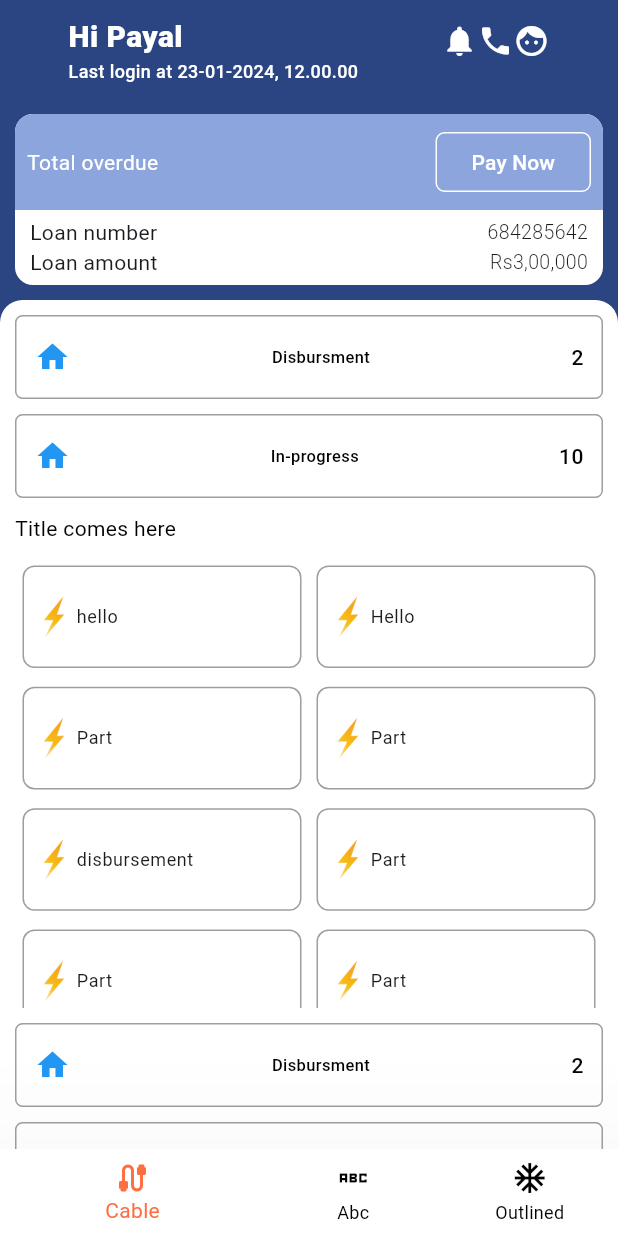
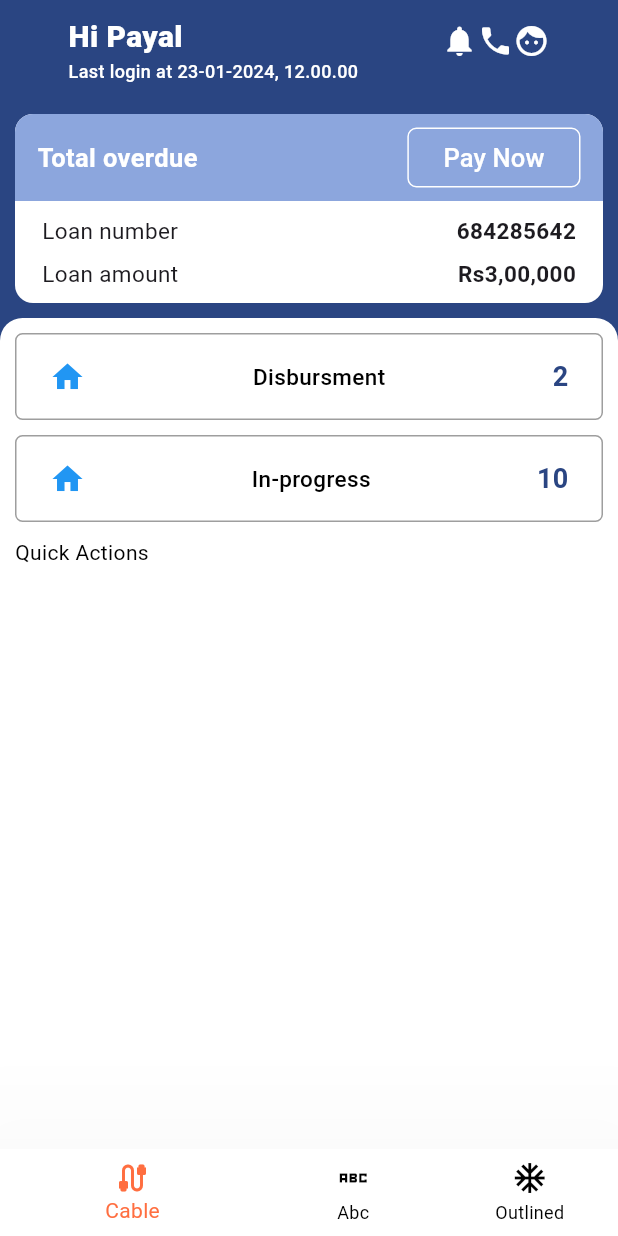
Before and after one commit to mallikaroy14/flutter-application, a Flutter app: the MyHomePage screen opened directly, on a phone screen of 412 x 824 dp. Run offline on Flutter 3.47's test engine with Material 3 defaults, Android fonts, the light colour scheme and no system bars; our stand-ins replace geocoding, geolocator, get, image_picker, permission_handler and 1 more; missing offline and left inert: dart:ffi; accounts and stored records are empty.

Commit message:
added home Screen

```diff
--- a/lib/DisbursedCustomCard.dart
+++ b/lib/DisbursedCustomCard.dart
@@ -1,3 +1,4 @@
+import 'package:feburary_flutter/theme/app_colors.dart';
 import 'package:flutter/material.dart';
 
 class DisbursedCustomCard extends StatelessWidget {
@@ -20,6 +21,8 @@ class DisbursedCustomCard extends StatelessWidget {
         onTap: (){
           callback('$description');
         },
+        child: Padding(
+          padding: const EdgeInsets.only(left: 10, right: 10),
           child: Row(
             mainAxisAlignment: MainAxisAlignment.spaceBetween,
             children: [
@@ -28,17 +31,18 @@ class DisbursedCustomCard extends StatelessWidget {
                 '$description',
                 style: const TextStyle(
                     fontWeight: FontWeight.w500,
-                  fontSize: 11.0,
-                  color: Colors.black),
+                    fontSize: 15.0,
+                    color: AppColors.blackColor),
               ),
               Text(
                 '$count',
                 style: const TextStyle(
-                  fontWeight: FontWeight.w500,
-                  fontSize: 14.0,
-                  color: Colors.black),
+                    fontWeight: FontWeight.w600,
+                    fontSize: 18.0,
+                    color: AppColors.primaryColor),
               ),
             ],
+          ),
         ),
       ),
     );
--- a/lib/main.dart
+++ b/lib/main.dart
@@ -1,3 +1,4 @@
+import 'package:feburary_flutter/localization/language/languages.dart';
 import 'package:feburary_flutter/screens/CameraPermissionHandle.dart';
 import 'package:feburary_flutter/screens/CreditProfileScreen.dart';
 import 'package:feburary_flutter/screens/LoginScreen.dart';
@@ -67,32 +68,32 @@ class _MyAppState extends State<MyApp1> {
       locale: _locale,
       getPages: Routes.pages,
       // home:
-          // CameraPermissionHandle(),
-          // PermissionHandlerScreen(),
-          //   CreditProfile(),
-          // OTPScreen(),
-          // MyProfileScreen(),
-      // supportedLocales: const [
-      //   Locale('en', ''),
-      //   Locale('hi', ''),
-      //   Locale('gu', ''),
-      //   Locale('ta', '')
-      // ],
-      // localizationsDelegates: const [
-      //   AppLocalizationsDelegate(),
-      //   GlobalMaterialLocalizations.delegate,
-      //   GlobalWidgetsLocalizations.delegate,
-      //   GlobalCupertinoLocalizations.delegate,
-      // ],
-      // localeResolutionCallback: (locale, supportedLocales) {
-      //   for (var supportedLocale in supportedLocales) {
-      //     if (supportedLocale.languageCode == locale?.languageCode &&
-      //         supportedLocale.countryCode == locale?.countryCode) {
-      //       return supportedLocale;
-      //     }
-      //   }
-      //   return supportedLocales.first;
-      // },
+      // CameraPermissionHandle(),
+      // PermissionHandlerScreen(),
+      //   CreditProfile(),
+      // OTPScreen(),
+      // MyProfileScreen(),
+      supportedLocales: const [
+        Locale('en', ''),
+        Locale('hi', ''),
+        Locale('gu', ''),
+        Locale('ta', '')
+      ],
+      localizationsDelegates: const [
+        AppLocalizationsDelegate(),
+        GlobalMaterialLocalizations.delegate,
+        GlobalWidgetsLocalizations.delegate,
+        GlobalCupertinoLocalizations.delegate,
+      ],
+      localeResolutionCallback: (locale, supportedLocales) {
+        for (var supportedLocale in supportedLocales) {
+          if (supportedLocale.languageCode == locale?.languageCode &&
+              supportedLocale.countryCode == locale?.countryCode) {
+            return supportedLocale;
+          }
+        }
+        return supportedLocales.first;
+      },
     );
   }
 }
@@ -131,7 +132,6 @@ class _MyHomePageState extends State<MyHomePage> {
   @override
   Widget build(BuildContext context) {
     return Scaffold(
-      // appBar: AppBar(backgroundColor: Color.fromRGBO(42, 69, 130, 50)),
       backgroundColor: Color.fromRGBO(42, 69, 130, 50),
       body: SingleChildScrollView(
         physics: ScrollPhysics(),
@@ -220,20 +220,14 @@ class _MyHomePageState extends State<MyHomePage> {
                           count: 10,
                           callback: callBackFromDisbursement),
                       const SizedBox(height: 10),
-                      const Text("Title comes here",
+                      const Text("Quick Actions",
                           style: TextStyle(color: Colors.black)),
                       const SizedBox(height: 10),
-                      GridViewLayout(callback: onCalledFromOutside),
-                      const SizedBox(height: 10),
-                      DisbursedCustomCard(
-                          description: "Disbursment",
-                          count: 2,
-                          callback: callBackFromDisbursement),
-                      const SizedBox(height: 10),
-                      DisbursedCustomCard(
-                          description: "Disbursment",
-                          count: 2,
-                          callback: callBackFromDisbursement),
+                      Container(
+                          padding: EdgeInsets.only(top: 20),
+                          child: Text("")
+                          // GridViewLayout(callback: onCalledFromOutside)
+                      ),
                       const SizedBox(height: 10),
                     ],
                   ),
--- a/lib/models/GridViewLayout.dart
+++ b/lib/models/GridViewLayout.dart
@@ -2,40 +2,24 @@ import 'package:flutter/material.dart';
 
 import 'data.dart';
 
-class GridViewLayout extends StatelessWidget {
 final List _photos = [
   Data("hello", "images/logo.png"),
   Data("Hello", "images/logo.png"),
   Data("Part ", "images/logo.png"),
   Data("Part", "images/logo.png"),
   Data("disbursement", "images/logo.png"),
-    Data("Part ", "images/logo.png"),
-    Data("Part ", "images/logo.png"),
-    Data("Part", "images/logo.png"),
-    Data("disbursement", "images/logo.png"),
-    Data("Part ", "images/logo.png"),
-    Data("Part ", "images/logo.png"),
-    Data("Part", "images/logo.png"),
-    Data("disbursement", "images/logo.png"),
-    Data("Part ", "images/logo.png"),
-    Data("Part ", "images/logo.png")
+  Data("Last2 ", "images/logo.png"),
+  Data("Last ", "images/logo.png")
 ];
 
-  // final String text;
-  final Function callback;
-
-  GridViewLayout({super.key, required this.callback});
-
-  @override
-  Widget build(BuildContext context) {
-    return Expanded(
-        child: GridView.builder(
+Widget GridViewLayout(context, void Function(String) gridCallBack) {
+  return GridView.builder(
       physics: const NeverScrollableScrollPhysics(),
       shrinkWrap: true,
       gridDelegate: const SliverGridDelegateWithFixedCrossAxisCount(
-                crossAxisCount: 2, childAspectRatio: 2.5,
+        crossAxisCount: 2,
+        childAspectRatio: 2.5,
         mainAxisSpacing: 2.5,
-                // spacing between columns
       ),
       itemCount: _photos.length,
       itemBuilder: (context, index) {
@@ -48,7 +32,7 @@ class GridViewLayout extends StatelessWidget {
               borderRadius: BorderRadius.circular(8.0)),
           child: InkWell(
             onTap: () {
-                    callback(_photos[index].text);
+              gridCallBack(_photos[index].text);
             },
             child: Row(
               children: [
@@ -65,8 +49,5 @@ class GridViewLayout extends StatelessWidget {
             ),
           ),
         );
+      });
 }
-            )
-    );
-  }
-}
--- a/lib/models/TotalOverDueCard.dart
+++ b/lib/models/TotalOverDueCard.dart
@@ -1,7 +1,6 @@
 import 'package:flutter/material.dart';
 
 class TotalOverDueCard extends StatelessWidget {
-
   final Function callback;
 
   const TotalOverDueCard({super.key, required this.callback});
@@ -28,13 +27,17 @@ class TotalOverDueCard extends StatelessWidget {
                       topLeft: Radius.circular(12.0),
                       topRight: Radius.circular(12.0)),
                 ),
-                padding: EdgeInsets.all(8.0),
+                padding:
+                    EdgeInsets.only(left: 15, right: 15, top: 5, bottom: 5),
                 child: Row(
                   mainAxisAlignment: MainAxisAlignment.spaceBetween,
                   children: [
                     const Text(
                       "Total overdue",
-                      style: TextStyle(color: Colors.white),
+                      style: TextStyle(
+                          color: Colors.white,
+                          fontSize: 17,
+                          fontWeight: FontWeight.w600),
                     ),
                     OutlinedButton(
                         onPressed: () {
@@ -46,7 +49,10 @@ class TotalOverDueCard extends StatelessWidget {
                                 borderRadius: BorderRadius.circular(6.0))),
                         child: const Text(
                           "Pay Now",
-                          style: TextStyle(color: Colors.white),
+                          style: TextStyle(
+                              color: Colors.white,
+                              fontSize: 17,
+                              fontWeight: FontWeight.w500),
                         ))
                   ],
                 ),
@@ -57,25 +63,31 @@ class TotalOverDueCard extends StatelessWidget {
                 width: double.infinity,
                 child: const Column(
                   children: [
-                    Row(
+                    Padding(
+                      padding: EdgeInsets.only(left: 8, right: 8, top: 4, bottom: 4),
+                      child: Row(
                           crossAxisAlignment: CrossAxisAlignment.start,
                           mainAxisAlignment: MainAxisAlignment.spaceBetween,
                           children: [
-                          Text("Loan number"),
+                            Text("Loan number", style: TextStyle(fontSize: 15, fontWeight: FontWeight.normal),),
                             Text("684285642",
                                 textAlign: TextAlign.end,
                                 style: TextStyle(
-                                  fontWeight: FontWeight.w300, fontSize: 13)),
+                                    fontWeight: FontWeight.bold, fontSize: 15)),
                           ]),
-                    Row(
+                    ),
+                    Padding(
+                      padding: EdgeInsets.only(left: 8, right: 8, top: 4, bottom: 4),
+                      child: Row(
                           crossAxisAlignment: CrossAxisAlignment.start,
                           mainAxisAlignment: MainAxisAlignment.spaceBetween,
                           children: [
-                          Text("Loan amount"),
+                            Text("Loan amount", style: TextStyle(fontSize: 15, fontWeight: FontWeight.normal),),
                             Text("Rs3,00,000",
                                 style: TextStyle(
-                                  fontWeight: FontWeight.w300, fontSize: 13)),
+                                    fontWeight: FontWeight.bold, fontSize: 15)),
                           ]),
+                    ),
                   ],
                 ),
               ),
--- a/lib/screens/MyProfileScreen.dart
+++ b/lib/screens/MyProfileScreen.dart
@@ -145,7 +145,6 @@ class _MyProfileScreen extends State<MyProfileScreen> {
                       ),
                       showIcon: true,
                     ),
-                    SizedBox(height: 60,),
                     CardView(
                       cardTile: "Address Details",
                       widget: Text("Personal Detailssss"),
--- a/lib/screens/splash/controller/SplashController.dart
+++ b/lib/screens/splash/controller/SplashController.dart
@@ -1,5 +1,3 @@
-import 'package:feburary_flutter/screens/LoginScreen.dart';
-import 'package:feburary_flutter/utility/router/Routes.dart';
 import 'package:feburary_flutter/utility/router/route_name.dart';
 import 'package:get/get.dart';
 
--- a/lib/theme/app_colors.dart
+++ b/lib/theme/app_colors.dart
@@ -14,4 +14,6 @@ class AppColors {
   static const redColor = Color(0xffff0000);
   static const cardHeader = Color(0xFFF3F7FE);
   static const appBarColor = Color(0xFFFEFBF1);
+  static const primaryColor = Color(0xFF2A4582);
+  static const homeBackgroundColor = Color(0xFFF3F7FE);
 }
--- a/lib/utility/router/Routes.dart
+++ b/lib/utility/router/Routes.dart
@@ -1,4 +1,8 @@
+import 'package:feburary_flutter/screens/CreditProfileScreen.dart';
 import 'package:feburary_flutter/screens/LoginScreen.dart';
+import 'package:feburary_flutter/screens/MyProfileScreen.dart';
+import 'package:feburary_flutter/screens/OTPScreen.dart';
+import 'package:feburary_flutter/screens/home/view/HomeScreen.dart';
 import 'package:feburary_flutter/screens/splash/binding/SplashBiding.dart';
 import 'package:feburary_flutter/screens/splash/view/SplashScreen.dart';
 import 'package:get/get.dart';
@@ -6,7 +10,14 @@ import 'route_name.dart';
 
 class Routes {
   static final pages = [
-    GetPage(name: RouteName.splashScreen, page: () => SplashScreen(), binding: SplashBinding()),
-    GetPage(name: RouteName.loginScreen, page: () => LoginScreen())
+    GetPage(
+        name: RouteName.splashScreen,
+        page: () => SplashScreen(),
+        binding: SplashBinding()),
+    GetPage(name: RouteName.loginScreen, page: () => LoginScreen()),
+    GetPage(name: RouteName.otpScreen, page: () => OTPScreen()),
+    GetPage(name: RouteName.homeScreen, page: () => HomeScreen()),
+    GetPage(name: RouteName.myProfileScreen, page: () => MyProfileScreen()),
+    GetPage(name: RouteName.creditProfileScreen, page: () => CreditProfile()),
   ];
 }
--- a/lib/utility/router/route_name.dart
+++ b/lib/utility/router/route_name.dart
@@ -1,4 +1,8 @@
 class RouteName {
   static const String splashScreen = "/";
   static const String loginScreen = "/loginScreen";
+  static const String otpScreen = "/otpScreen";
+  static const String homeScreen = "/homeScreen";
+  static const String myProfileScreen = "/myProfileScreen";
+  static const String creditProfileScreen = "/creditProfileScreen";
 }
```
Also changed, not shown: lib/screens/LoginScreen.dart (+50 -17 lines), lib/screens/OTPScreen.dart (+27 -15 lines), lib/screens/home/binding/HomeBinding.dart (added, +9 -0 lines), lib/screens/home/controller/HomeController.dart (added, +31 -0 lines), lib/screens/home/view/HomeScreen.dart (added, +242 -0 lines), images/ic_vridhi.png (added). Lines whose indentation alone changed are shown as unchanged.
